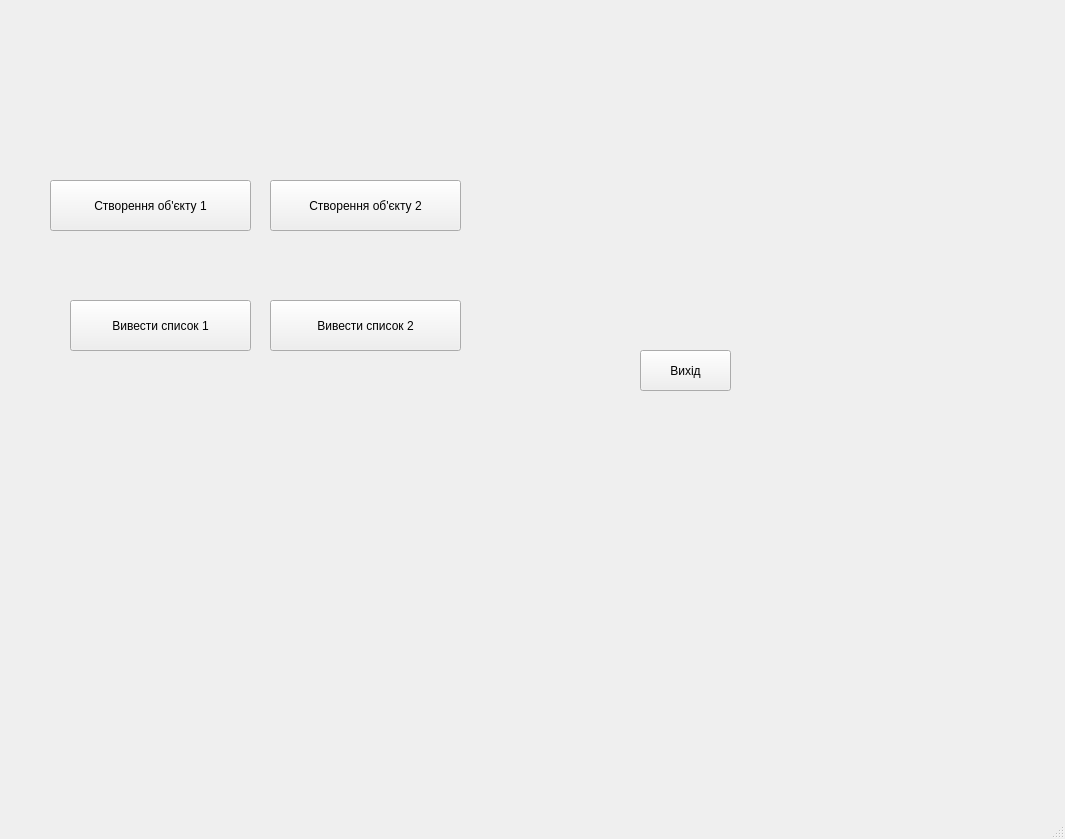
This is MDI/student/mainwindow.ui in VitaliyRubachuk/OOP_practice as Qt 5 draws it before an edit. The edited form follows.
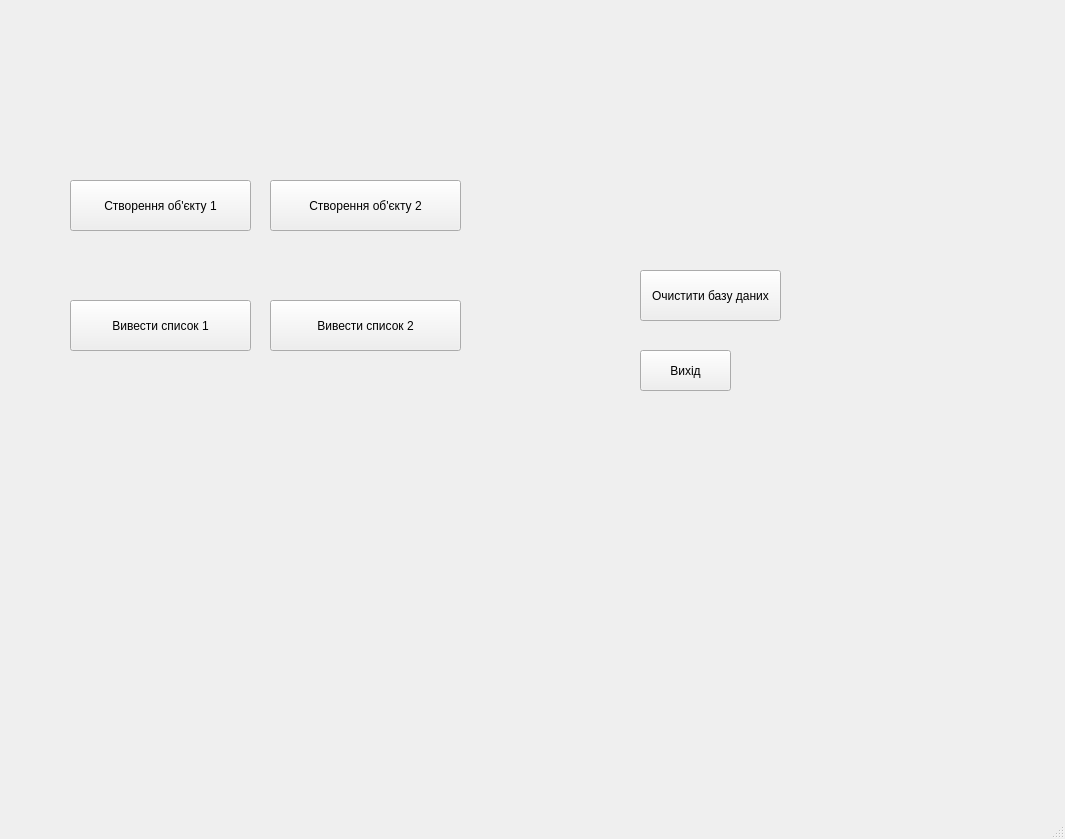
This is the edited form.

The edit to the form file:
```diff
--- a/MDI/student/mainwindow.ui
+++ b/MDI/student/mainwindow.ui
@@ -56,9 +56,9 @@
    <widget class="QPushButton" name="openNewObjectDialogButton">
     <property name="geometry">
      <rect>
-      <x>50</x>
+      <x>70</x>
       <y>180</y>
-      <width>201</width>
+      <width>181</width>
       <height>51</height>
      </rect>
     </property>
@@ -79,6 +79,19 @@
      <string>Вивести список 2</string>
     </property>
    </widget>
+   <widget class="QPushButton" name="clearTablesButton">
+    <property name="geometry">
+     <rect>
+      <x>640</x>
+      <y>270</y>
+      <width>141</width>
+      <height>51</height>
+     </rect>
+    </property>
+    <property name="text">
+     <string>Очистити базу даних</string>
+    </property>
+   </widget>
   </widget>
   <widget class="QMenuBar" name="menubar">
    <property name="geometry">
```
